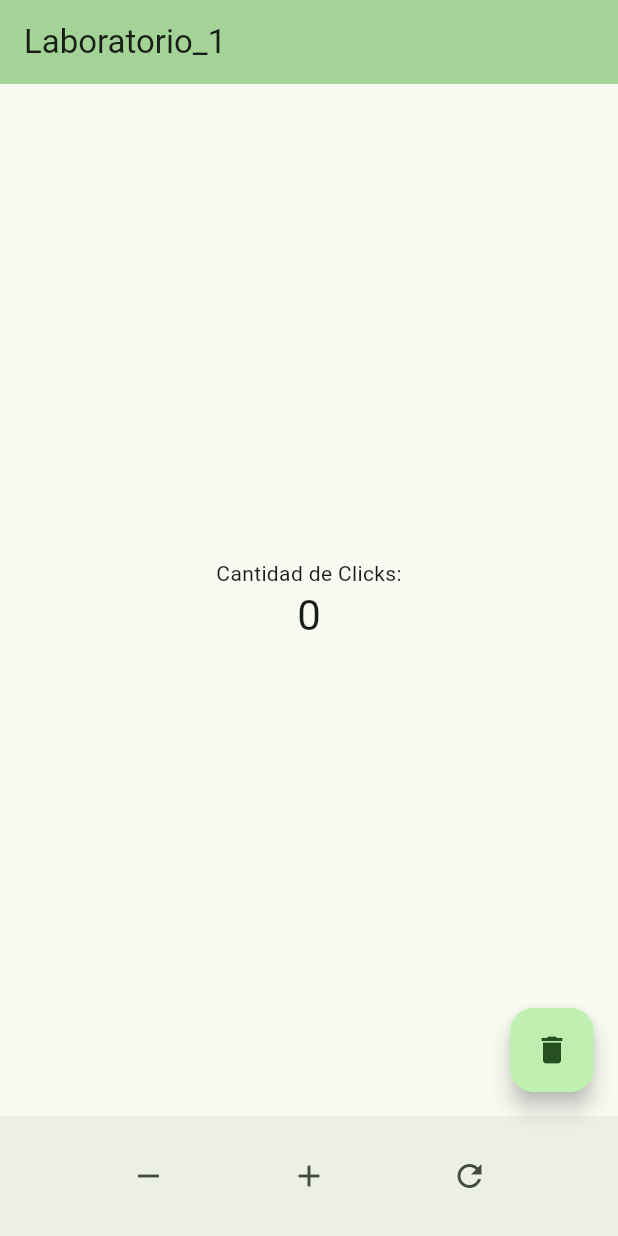
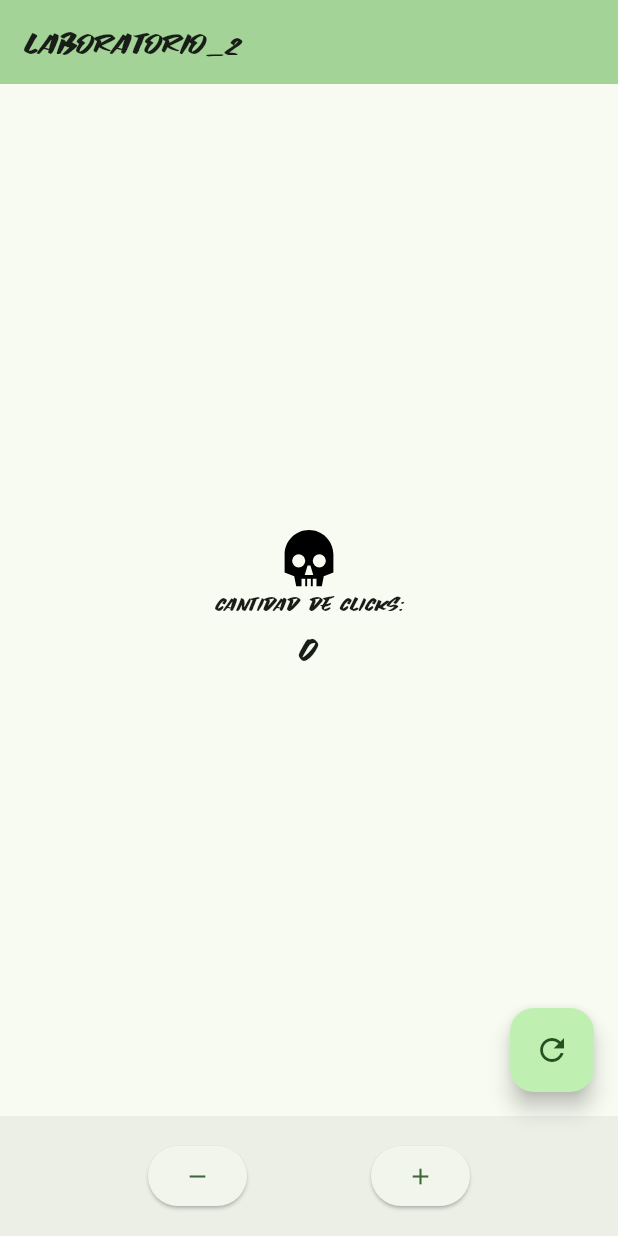
Before and after one commit to Jiren350z/3479A321_2022479021, a Flutter app: the screen it shows after launch, on a phone screen of 412 x 824 dp. Run offline on Flutter 3.47's test engine with Material 3 defaults, Android fonts, the phone set to English and light mode, and no system bars; our stand-ins replace flutter_svg, logger.

Commit message:
se hicieron los puntos 2, 3 y 4 del laboratorio, punto 5 en proceso

```diff
--- a/lib/main.dart
+++ b/lib/main.dart
@@ -1,4 +1,6 @@
 import 'package:flutter/material.dart';
+import 'package:flutter_svg/flutter_svg.dart';
+import 'package:logger/logger.dart';
 
 void main() {
   runApp(const MyApp());
@@ -28,10 +30,11 @@ class MyApp extends StatelessWidget {
         //
         // This works for code too, not just values: Most code changes can be
         // tested with just a hot reload.
+        fontFamily: "Fonts",
         colorScheme: ColorScheme.fromSeed(seedColor: const Color.fromARGB(255, 21, 194, 38)),
         useMaterial3: true,
       ),
-      home: const MyHomePage(title: 'Laboratorio_1'),
+      home: const MyHomePage(title: 'Laboratorio_2'),
     );
   }
 }
@@ -99,18 +102,13 @@ class _MyHomePageState extends State<MyHomePage> {
     child: Row(
       mainAxisAlignment: MainAxisAlignment.spaceEvenly,
       children: <Widget>[
-        IconButton(
-          icon: const Icon(Icons.remove),
+        ElevatedButton(
           onPressed: _decreaseCounter,
-        ),
-        IconButton(
-          icon: const Icon(Icons.add),
+          child: const Icon(Icons.remove)),
+        ElevatedButton(
           onPressed: _incrementCounter,
-        ),
-        IconButton(
-          icon: const Icon(Icons.refresh),
-          onPressed: _resetCounter,
-        ),
+          child: const Icon(Icons.add)),
+
       ],
     ),
   );
@@ -118,6 +116,7 @@ class _MyHomePageState extends State<MyHomePage> {
 
   @override
   Widget build(BuildContext context) {
+    String skullIcon = 'assets/icons/skull.svg';
     // This method is rerun every time setState is called, for instance as done
     // by the _incrementCounter method above.
     //
@@ -156,6 +155,12 @@ class _MyHomePageState extends State<MyHomePage> {
           // wireframe for each widget.
           mainAxisAlignment: MainAxisAlignment.center,
           children: <Widget>[
+            SvgPicture.asset(
+            skullIcon,
+            semanticsLabel: 'Acme Logo',
+            width: 40,
+            height: 40,
+            ),
             const Text(
               'Cantidad de Clicks:',
             ),
@@ -171,10 +176,12 @@ class _MyHomePageState extends State<MyHomePage> {
       floatingActionButton: FloatingActionButton(
         onPressed: _resetCounter,
         tooltip: 'Reiniciar',
-        child: const Icon(Icons.delete),
+        child: const Icon(Icons.refresh),
 
 
       ),
+
+
        // This trailing comma makes auto-formatting nicer for build methods.
     );
   }
```
Also changed, not shown: pubspec.yaml (+8 -2 lines), assets/fonts/Black_Spirit.ttf (added), assets/fonts/The_Amazing_Spider-Man.ttf (added), assets/icons/skull.svg (added), pubspec.lock.
